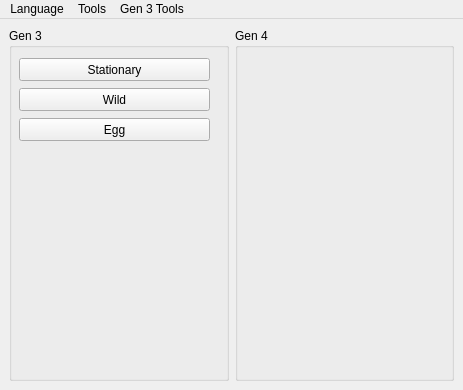
The window that Forms/MainWindow.ui (Admiral-Fish/PokeFinder) describes before a commit, drawn with Qt 5.
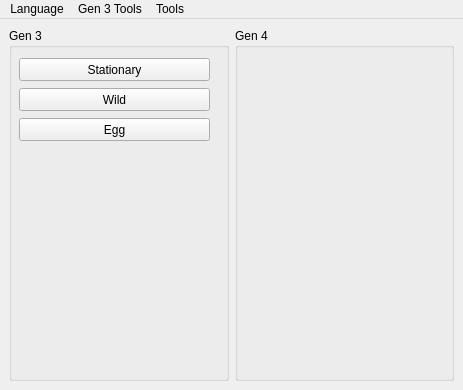
The same window after the commit. Icons and pictures are not drawn.

The edit to the form file:
```diff
--- a/Forms/MainWindow.ui
+++ b/Forms/MainWindow.ui
@@ -98,7 +98,7 @@
      <x>0</x>
      <y>0</y>
      <width>463</width>
-     <height>25</height>
+     <height>21</height>
     </rect>
    </property>
    <widget class="QMenu" name="menuLanguage">
@@ -124,8 +124,8 @@
     <addaction name="actionPID_to_IV"/>
    </widget>
    <addaction name="menuLanguage"/>
-   <addaction name="menuTools"/>
    <addaction name="menuGen_3_Tools"/>
+   <addaction name="menuTools"/>
   </widget>
   <action name="actionResearcher">
    <property name="text">
```
